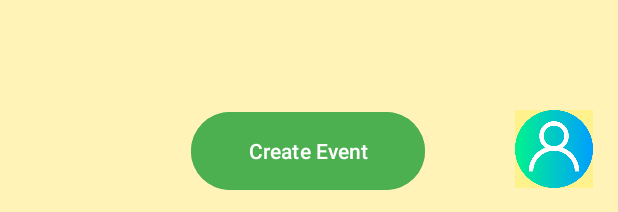
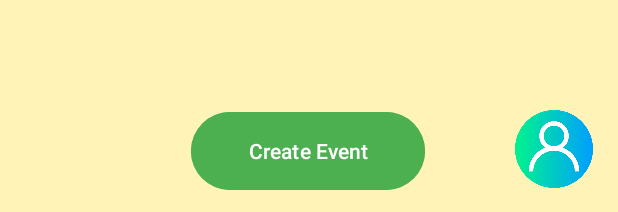
Before and after one commit to mateuszf2/PlanerPodrozy, an Android app: the layout activity_main.xml on its own in the app's theme, with its tools: preview values and no code run, on a phone screen of 412 x 824 dp. Shown: the part 1021-1233 px from the top of the screen. Run offline under Robolectric (Android 15) with nearby library versions, the phone set to English and light mode, and no system bars.

Commit message:
Ostatecznie ostateczna wersja

```diff
--- a/app/src/main/java/com/example/planerpodrozy/EventActivity.kt
+++ b/app/src/main/java/com/example/planerpodrozy/EventActivity.kt
@@ -198,12 +198,12 @@ class EventActivity : AppCompatActivity(), OnMapReadyCallback {
                 myMap.moveCamera(CameraUpdateFactory.newLatLngZoom(latLng, 10f))
             } else {
                 // Adres nie został znaleziony
-                Toast.makeText(applicationContext, "Adres nie został znaleziony!", Toast.LENGTH_SHORT).show()
+                Toast.makeText(applicationContext, "Address not found!", Toast.LENGTH_SHORT).show()
             }
         } catch (e: IOException) {
             e.printStackTrace()
             // Błąd podczas geokodowania
-            Toast.makeText(applicationContext, "Błąd podczas geokodowania!", Toast.LENGTH_SHORT).show()
+            Toast.makeText(applicationContext, "Error while geocoding!", Toast.LENGTH_SHORT).show()
         }
     }
 }
--- a/app/src/main/res/layout/activity_main.xml
+++ b/app/src/main/res/layout/activity_main.xml
@@ -41,7 +41,7 @@
         android:layout_height="@dimen/_40sdp"
         android:scaleType="fitCenter"
         android:src="@drawable/user"
-        android:background="#5CFFEB3B"
+        android:background="@android:color/transparent"
         app:layout_constraintBottom_toBottomOf="parent"
         app:layout_constraintEnd_toEndOf="parent"
         app:layout_constraintHorizontal_bias="0.783"
```
Also changed, not shown: app/src/main/java/com/example/planerpodrozy/FinanseAdapter.kt (+5 -5 lines).
